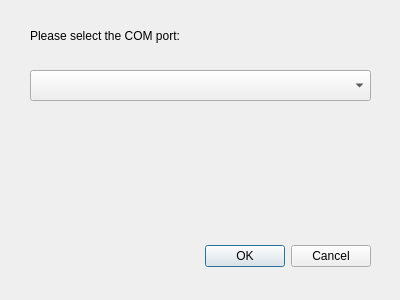
Before: the Qt Designer form Logiciel Qt/Banc_de_test_ARAL/dialog.ui in anasdtp/Aral, drawn with Qt 5.
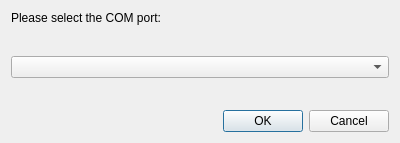
After: the same form once the commit is applied.

Patch:
```diff
--- a/Logiciel Qt/Banc_de_test_ARAL/dialog.ui
+++ b/Logiciel Qt/Banc_de_test_ARAL/dialog.ui
@@ -6,51 +6,60 @@
     <x>0</x>
     <y>0</y>
     <width>400</width>
-    <height>300</height>
+    <height>143</height>
    </rect>
   </property>
   <property name="windowTitle">
    <string>Select COM Port</string>
   </property>
-  <widget class="QDialogButtonBox" name="buttonBox">
-   <property name="geometry">
-    <rect>
-     <x>30</x>
-     <y>240</y>
-     <width>341</width>
-     <height>32</height>
-    </rect>
-   </property>
-   <property name="orientation">
-    <enum>Qt::Horizontal</enum>
-   </property>
-   <property name="standardButtons">
-    <set>QDialogButtonBox::Cancel|QDialogButtonBox::Ok</set>
-   </property>
-  </widget>
-  <widget class="QLabel" name="label">
-   <property name="geometry">
-    <rect>
-     <x>30</x>
-     <y>20</y>
-     <width>341</width>
-     <height>31</height>
-    </rect>
-   </property>
-   <property name="text">
-    <string>Please select the COM port:</string>
-   </property>
-  </widget>
-  <widget class="QComboBox" name="comboBox">
-   <property name="geometry">
-    <rect>
-     <x>30</x>
-     <y>70</y>
-     <width>341</width>
-     <height>31</height>
-    </rect>
-   </property>
-  </widget>
+  <layout class="QVBoxLayout" name="verticalLayout">
+   <item>
+    <widget class="QLabel" name="label">
+     <property name="text">
+      <string>Please select the COM port:</string>
+     </property>
+    </widget>
+   </item>
+   <item>
+    <spacer name="verticalSpacer_2">
+     <property name="orientation">
+      <enum>Qt::Vertical</enum>
+     </property>
+     <property name="sizeHint" stdset="0">
+      <size>
+       <width>20</width>
+       <height>40</height>
+      </size>
+     </property>
+    </spacer>
+   </item>
+   <item>
+    <widget class="QComboBox" name="comboBox"/>
+   </item>
+   <item>
+    <spacer name="verticalSpacer">
+     <property name="orientation">
+      <enum>Qt::Vertical</enum>
+     </property>
+     <property name="sizeHint" stdset="0">
+      <size>
+       <width>20</width>
+       <height>40</height>
+      </size>
+     </property>
+    </spacer>
+   </item>
+   <item>
+    <widget class="QDialogButtonBox" name="buttonBox">
+     <property name="orientation">
+      <enum>Qt::Horizontal</enum>
+     </property>
+     <property name="standardButtons">
+      <set>QDialogButtonBox::Cancel|QDialogButtonBox::Ok</set>
+     </property>
+    </widget>
+   </item>
+  </layout>
  </widget>
  <pixmapfunction></pixmapfunction>
  <resources/>
```
Left out of the diff: 2 changed lines with no effect on the pictures.
